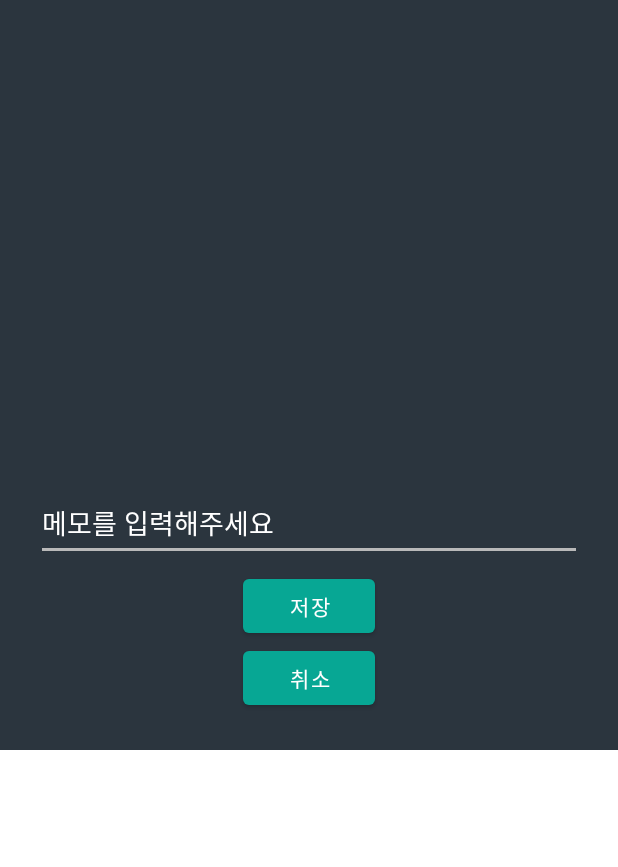
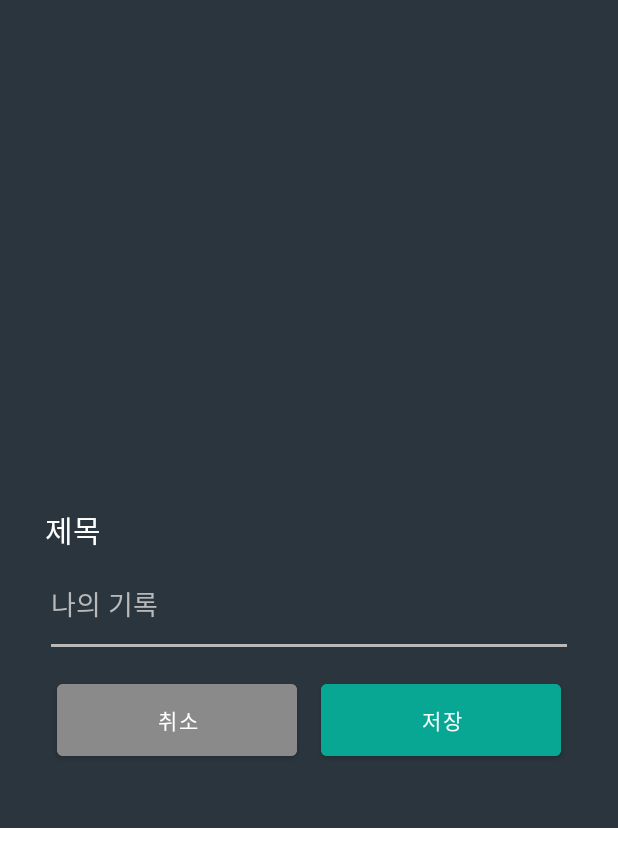
Before and after one commit to Cheetozzeong/Artwalk, an Android app: the layout fragment_record_dialog.xml on its own in the app's theme, with its tools: preview values and no code run, on a phone screen of 412 x 824 dp. Shown: the top 867 px of the screen. Run offline under Robolectric (Android 15) with nearby library versions, the phone set to English and light mode, and no system bars; network calls fail.

Commit message:
Layout: 수정 - record dialog

```diff
--- a/Artwalk_Android/app/src/main/java/com/a401/artwalk/view/record/list/RecordDetail.kt
+++ b/Artwalk_Android/app/src/main/java/com/a401/artwalk/view/record/list/RecordDetail.kt
@@ -133,24 +133,24 @@ class RecordDetail : BaseFragment<DetailRecordListBinding>(R.layout.detail_recor
         dialog.show()
     }
 
-    private fun checkChangeTitle() {
-        val dialog = BottomSheetDialog(requireActivity())
-        dialog.setContentView(R.layout.fragment_record_save_dialog)
-        val saveOkButton = dialog.findViewById<TextView>(R.id.button_record_save_ok)
-        val saveQuitButton = dialog.findViewById<TextView>(R.id.button_record_save_quit)
-        val recordDetail = view?.findViewById<TextView>(R.id.edittext_edit_detail)
-
-        saveOkButton?.setOnClickListener {
-            val editDetail = recordDetail?.text.toString()
-            recordDetailViewModel.editTitle(RecordForPut(editDetail, arguments.detailArgument.recordId))
-            findNavController().navigate(RecordDetailDirections.actionDetailToList())
-            dialog.dismiss()
-        }
-        saveQuitButton?.setOnClickListener {
-            dialog.dismiss()
-        }
-        dialog.show()
-    }
+//    private fun checkChangeTitle() {
+//        val dialog = BottomSheetDialog(requireActivity())
+//        dialog.setContentView(R.layout.fragment_record_save_dialog)
+//        val saveOkButton = dialog.findViewById<TextView>(R.id.button_record_save_ok)
+//        val saveQuitButton = dialog.findViewById<TextView>(R.id.button_record_save_quit)
+//        val recordDetail = view?.findViewById<TextView>(R.id.edittext_edit_detail)
+//
+//        saveOkButton?.setOnClickListener {
+//            val editDetail = recordDetail?.text.toString()
+//            recordDetailViewModel.editTitle(RecordForPut(editDetail, arguments.detailArgument.recordId))
+//            findNavController().navigate(RecordDetailDirections.actionDetailToList())
+//            dialog.dismiss()
+//        }
+//        saveQuitButton?.setOnClickListener {
+//            dialog.dismiss()
+//        }
+//        dialog.show()
+//    }
 
     private fun openEditPage(){
         lifecycleScope.launch {
--- a/Artwalk_Android/app/src/main/res/layout/fragment_record_dialog.xml
+++ b/Artwalk_Android/app/src/main/res/layout/fragment_record_dialog.xml
@@ -4,9 +4,9 @@
 
         <androidx.constraintlayout.widget.ConstraintLayout
             android:layout_width="match_parent"
-            android:layout_height="500dp"
+            android:layout_height="wrap_content"
             android:background="#2B353E"
-            android:padding="24dp">
+            android:padding="30dp">
 
             <ImageView
                 android:id="@+id/imageview_record_save"
@@ -15,45 +15,62 @@
                 android:adjustViewBounds="true"
                 app:layout_constraintTop_toTopOf="parent"/>
 
-            <View
-                android:id="@+id/button_box"
-                android:layout_width="wrap_content"
+            <TextView
+                android:id="@+id/textView_record_title"
+                android:layout_width="match_parent"
                 android:layout_height="wrap_content"
-                app:layout_constraintBottom_toBottomOf="parent"
-                app:layout_constraintEnd_toEndOf="parent"
-                app:layout_constraintStart_toStartOf="parent" />
+                android:layout_marginTop="8dp"
+                android:text="제목"
+                android:textColor="@color/neutral01"
+                android:includeFontPadding="false"
+                app:layout_constraintTop_toBottomOf="@id/imageview_record_save"
+                style="@style/body_title_font_style"/>
 
             <EditText
                 android:id="@+id/edittext_record_detail"
                 android:layout_width="match_parent"
-                android:layout_height="50dp"
+                android:layout_height="70dp"
                 android:textColor="@color/neutral01"
-                android:hint="메모를 입력해주세요"
-                android:textColorHint="#ffffff"
-                app:layout_constraintTop_toBottomOf="@+id/imageview_record_save"
+                android:hint="나의 기록"
+                android:textColorHint="@color/neutral03"
+                app:layout_constraintTop_toBottomOf="@+id/textView_record_title"
                 />
 
-            <Button
-                    android:id="@+id/button_record_save"
-                    android:layout_width="wrap_content"
-                    android:layout_height="wrap_content"
-                    android:layout_marginTop="20dp"
-                    android:text="저장"
-                    app:layout_constraintBottom_toTopOf="@id/button_record_quit"
-                    app:layout_constraintEnd_toEndOf="parent"
-                    app:layout_constraintStart_toStartOf="parent"/>
+            <LinearLayout
+                android:id="@+id/linearLayout_record_buttonBox"
+                android:layout_width="match_parent"
+                android:layout_height="wrap_content"
+                app:layout_constraintTop_toBottomOf="@id/edittext_record_detail"
+                app:layout_constraintStart_toStartOf="parent"
+                app:layout_constraintEnd_toEndOf="parent"
+                app:layout_constraintBottom_toBottomOf="parent"
+                app:layout_constraintHorizontal_weight="0.5"
+                android:layout_marginVertical="12dp"
+                android:orientation="horizontal"
+                android:weightSum="2"
+                >
 
                 <Button
                     android:id="@+id/button_record_quit"
-                    android:layout_width="wrap_content"
-                    android:layout_height="wrap_content"
-                    android:layout_marginTop="20dp"
-                    app:layout_constraintEnd_toEndOf="parent"
-                    app:layout_constraintStart_toStartOf="parent"
-                    app:layout_constraintBottom_toBottomOf="parent"
-                    android:text="취소" />
+                    android:layout_width="0dp"
+                    android:layout_weight="1"
+                    android:backgroundTint="@color/neutral04"
+                    android:layout_height="60dp"
+                    android:layout_marginHorizontal="8dp"
+                    android:text="취소"
+                    android:textColor="@color/neutral01"/>
 
+                <Button
+                    android:id="@+id/button_record_save"
+                    android:layout_width="0dp"
+                    android:layout_weight="1"
+                    android:layout_height="60dp"
+                    android:layout_marginHorizontal="8dp"
+                    android:backgroundTint="@color/main"
+                    android:text="저장"
+                    android:textColor="@color/neutral01" />
 
+            </LinearLayout>
 
         </androidx.constraintlayout.widget.ConstraintLayout>
 
```
